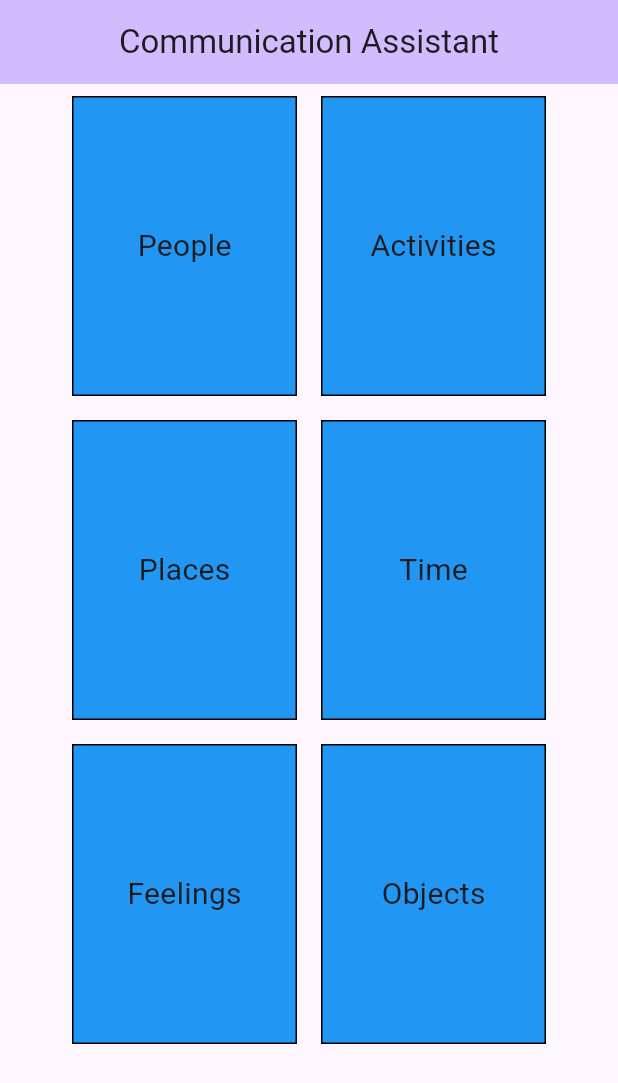
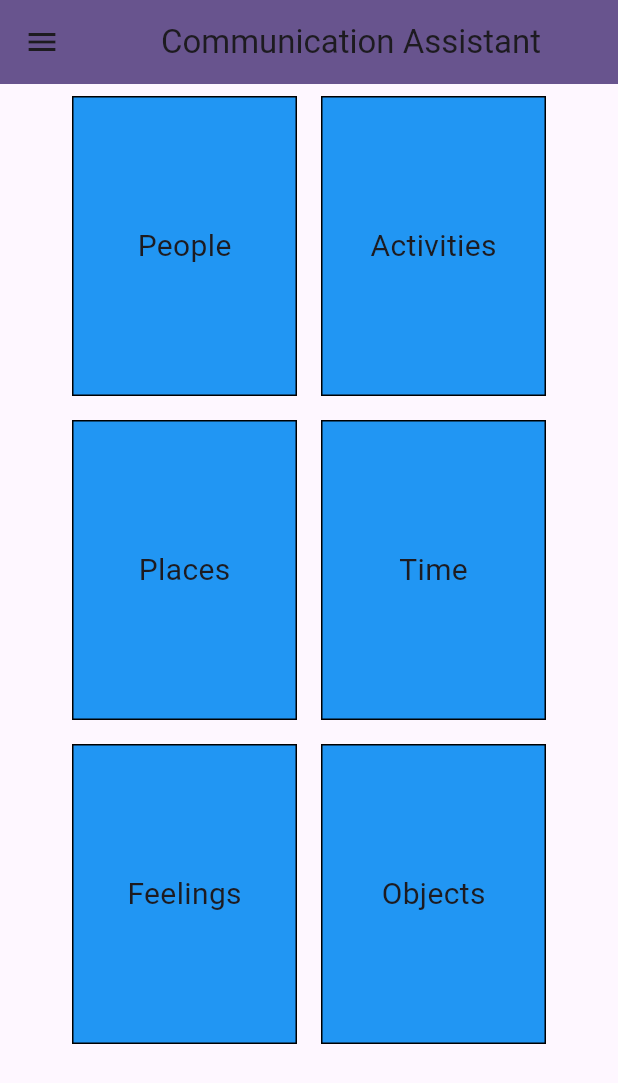
Before and after one commit to icmric/Word-Weaver, a Flutter app: the screen it shows after launch, on a phone screen of 412 x 824 dp. Shown: the top 1083 px of the screen. Run offline on Flutter 3.47's test engine with Material 3 defaults, Android fonts, the light colour scheme and no system bars; missing offline and left inert: text_to_speech.

Commit message:
voice working and configurable. added font to assets folder

```diff
--- a/lib/main.dart
+++ b/lib/main.dart
@@ -15,8 +15,9 @@ class MyApp extends StatelessWidget {
       theme: ThemeData(
         colorScheme: ColorScheme.fromSeed(seedColor: Colors.deepPurple),
         useMaterial3: true,
+        fontFamily: 'Roboto',
       ),
-      home: const HomePage(title: 'Communication Assistant'),
+      home: HomePage(),
     );
   }
 }
--- a/lib/pages/home_page.dart
+++ b/lib/pages/home_page.dart
@@ -1,9 +1,23 @@
+import 'dart:developer';
+
+import 'package:communication_assistant/pages/voice_settings.dart';
 import 'package:flutter/material.dart';
 import 'package:text_to_speech/text_to_speech.dart';
 
 class HomePage extends StatefulWidget {
-  const HomePage({super.key, required this.title});
-  final String title;
+  Map<String, dynamic> voiceOptions;
+  final String title = "Communication Assistant";
+
+  HomePage({
+    Key? key,
+    this.voiceOptions = const {
+      "volume": 1,
+      "rate": 1,
+      "pitch": 1,
+      "language": "en-US",
+      "voice": "en-US",
+    },
+  }) : super(key: key);
 
   @override
   State<StatefulWidget> createState() {
@@ -12,6 +26,8 @@ class HomePage extends StatefulWidget {
 }
 
 class HomePageState extends State<HomePage> {
+  TextToSpeech tts = TextToSpeech();
+  late Map<String, dynamic> voiceOptions;
   int selectedWordIndex = -1;
   List<List<String>> selectedWords = [];
   List<String> currentOptions = [];
@@ -34,6 +50,10 @@ class HomePageState extends State<HomePage> {
   void initState() {
     super.initState();
     currentOptions = options.keys.toList();
+    voiceOptions = widget.voiceOptions;
+    tts.setVolume(voiceOptions['volume']);
+    tts.setRate(voiceOptions['rate']);
+    tts.setLanguage(voiceOptions['voice']);
   }
 
   @override
@@ -43,9 +63,37 @@ class HomePageState extends State<HomePage> {
     }
     return Scaffold(
       appBar: AppBar(
-        backgroundColor: Theme.of(context).colorScheme.inversePrimary,
+        backgroundColor: Theme.of(context).colorScheme.primary,
         title: Center(child: Text(widget.title)),
       ),
+      drawer: Drawer(
+          child: ListView(
+        padding: EdgeInsets.zero,
+        children: <Widget>[
+          DrawerHeader(
+            decoration: BoxDecoration(
+              color: Theme.of(context).colorScheme.primary,
+            ),
+            child: Text(
+              'Settings',
+              style: TextStyle(
+                color: Theme.of(context).colorScheme.onPrimary,
+                fontSize: 24,
+              ),
+            ),
+          ),
+          ListTile(
+            title: const Text('Voice Settings'),
+            onTap: () {
+              Navigator.pushReplacement(context, MaterialPageRoute(builder: (context) => VoiceSettingsPage(options: voiceOptions)));
+            },
+          ),
+          ListTile(
+            title: Text('About'),
+            onTap: () {},
+          ),
+        ],
+      )),
       body: Center(
         child: Column(
           mainAxisAlignment: MainAxisAlignment.center,
@@ -193,7 +241,6 @@ class HomePageState extends State<HomePage> {
   }
 
   textToSpeechFunction(String text) {
-    TextToSpeech tts = TextToSpeech();
     tts.speak(text);
   }
 
```
Also changed, not shown: lib/pages/voice_settings.dart (added, +124 -0 lines), pubspec.yaml (+4 -4 lines), assets/fonts/Roboto-Regular.ttf (added).
